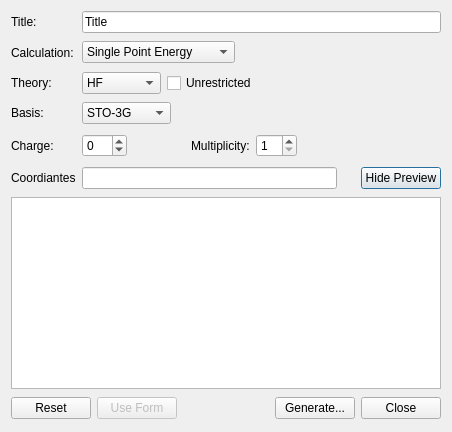
First picture: the form in libavogadro/src/extensions/quantuminput/teracheminputdialog.ui, repository AlbertDeFusco/avogadro, before the edit.
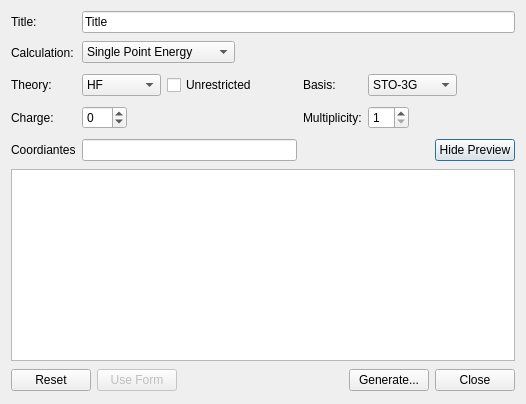
Second picture: the form after the edit.

Commit message: Fixed layout a bit

The edit to the form file:
```diff
--- a/libavogadro/src/extensions/quantuminput/teracheminputdialog.ui
+++ b/libavogadro/src/extensions/quantuminput/teracheminputdialog.ui
@@ -35,7 +35,7 @@
        </property>
       </widget>
      </item>
-     <item row="0" column="1" colspan="2">
+     <item row="0" column="1" colspan="3">
       <widget class="QLineEdit" name="titleLine">
        <property name="text">
         <string>Title</string>
@@ -205,39 +205,6 @@
          </property>
         </spacer>
        </item>
-       <item>
-        <widget class="QLabel" name="label_6">
-         <property name="text">
-          <string>Multiplicity:</string>
-         </property>
-         <property name="buddy">
-          <cstring>multiplicitySpin</cstring>
-         </property>
-        </widget>
-       </item>
-       <item>
-        <widget class="QSpinBox" name="multiplicitySpin">
-         <property name="minimum">
-          <number>1</number>
-         </property>
-         <property name="value">
-          <number>1</number>
-         </property>
-        </widget>
-       </item>
-       <item>
-        <spacer name="horizontalSpacer_5">
-         <property name="orientation">
-          <enum>Qt::Horizontal</enum>
-         </property>
-         <property name="sizeHint" stdset="0">
-          <size>
-           <width>40</width>
-           <height>20</height>
-          </size>
-         </property>
-        </spacer>
-       </item>
       </layout>
      </item>
      <item row="5" column="0">
@@ -254,37 +221,17 @@
        </item>
       </layout>
      </item>
-     <item row="5" column="2">
-      <layout class="QHBoxLayout" name="horizontalLayout_10">
-       <item>
-        <spacer name="horizontalSpacer_8">
-         <property name="orientation">
-          <enum>Qt::Horizontal</enum>
-         </property>
-         <property name="sizeHint" stdset="0">
-          <size>
-           <width>18</width>
-           <height>26</height>
-          </size>
-         </property>
-        </spacer>
-       </item>
-       <item>
-        <widget class="QPushButton" name="moreButton">
-         <property name="sizePolicy">
-          <sizepolicy hsizetype="Fixed" vsizetype="Fixed">
-           <horstretch>0</horstretch>
-           <verstretch>0</verstretch>
-          </sizepolicy>
-         </property>
-         <property name="text">
-          <string>Hide Preview</string>
-         </property>
-        </widget>
-       </item>
-      </layout>
+     <item row="4" column="2">
+      <widget class="QLabel" name="label_6">
+       <property name="text">
+        <string>Multiplicity:</string>
+       </property>
+       <property name="buddy">
+        <cstring>multiplicitySpin</cstring>
+       </property>
+      </widget>
      </item>
-     <item row="3" column="0">
+     <item row="2" column="2">
       <widget class="QLabel" name="label_5">
        <property name="text">
         <string>Basis:</string>
@@ -294,7 +241,7 @@
        </property>
       </widget>
      </item>
-     <item row="3" column="1">
+     <item row="2" column="3">
       <layout class="QHBoxLayout" name="horizontalLayout_6">
        <item>
         <widget class="QComboBox" name="basisCombo">
@@ -356,6 +303,63 @@
        </item>
       </layout>
      </item>
+     <item row="5" column="3">
+      <layout class="QHBoxLayout" name="horizontalLayout_10">
+       <item>
+        <spacer name="horizontalSpacer_8">
+         <property name="orientation">
+          <enum>Qt::Horizontal</enum>
+         </property>
+         <property name="sizeHint" stdset="0">
+          <size>
+           <width>18</width>
+           <height>26</height>
+          </size>
+         </property>
+        </spacer>
+       </item>
+       <item>
+        <widget class="QPushButton" name="moreButton">
+         <property name="sizePolicy">
+          <sizepolicy hsizetype="Fixed" vsizetype="Fixed">
+           <horstretch>0</horstretch>
+           <verstretch>0</verstretch>
+          </sizepolicy>
+         </property>
+         <property name="text">
+          <string>Hide Preview</string>
+         </property>
+        </widget>
+       </item>
+      </layout>
+     </item>
+     <item row="4" column="3">
+      <layout class="QGridLayout" name="gridLayout_2">
+       <item row="0" column="0">
+        <widget class="QSpinBox" name="multiplicitySpin">
+         <property name="minimum">
+          <number>1</number>
+         </property>
+         <property name="value">
+          <number>1</number>
+         </property>
+        </widget>
+       </item>
+       <item row="0" column="1">
+        <spacer name="horizontalSpacer_5">
+         <property name="orientation">
+          <enum>Qt::Horizontal</enum>
+         </property>
+         <property name="sizeHint" stdset="0">
+          <size>
+           <width>40</width>
+           <height>20</height>
+          </size>
+         </property>
+        </spacer>
+       </item>
+      </layout>
+     </item>
     </layout>
    </item>
    <item>
```
